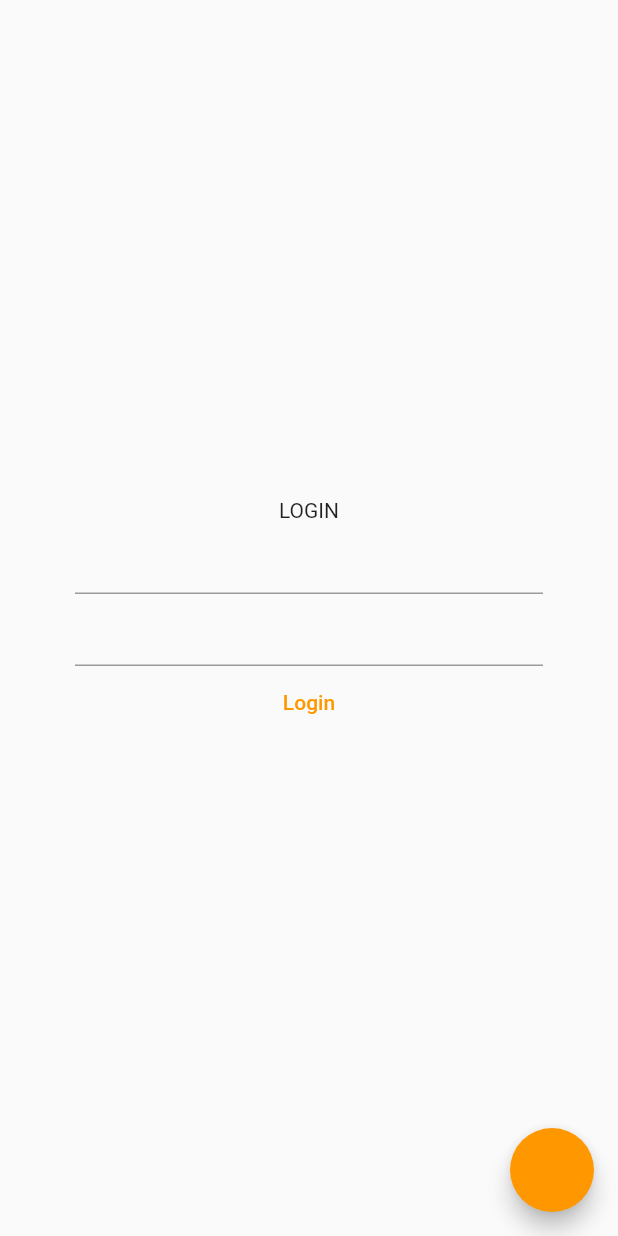
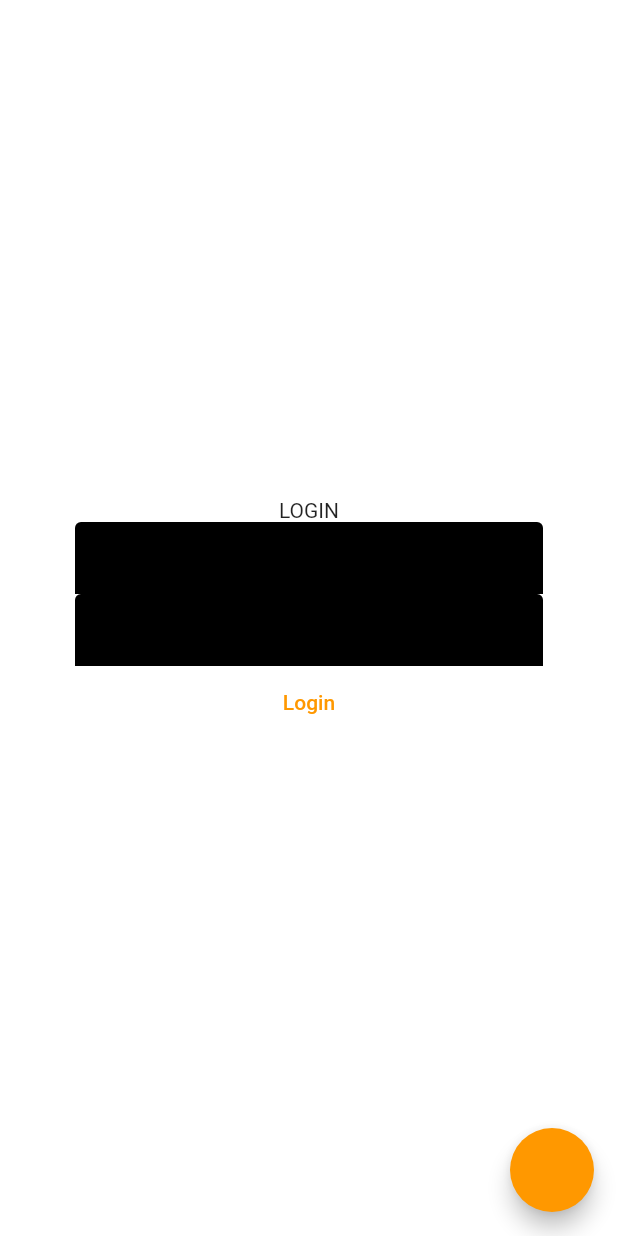
Before and after one commit to mohamed97alsaee/byte_games, a Flutter app: the screen it shows after launch, on a phone screen of 412 x 824 dp. Run offline on Flutter 3.47's test engine with Material 2 defaults, Android fonts, the phone set to English and light mode, and no system bars; our stand-ins replace flutter_local_notifications, flutter_svg, google_fonts, shared_preferences; generated files the repository leaves out were written again; network calls fail; Roboto replaces fonts that are missing (Milonga).

Commit message:
local notifications added.

```diff
--- /dev/null
+++ b/lib/helpers/notifications_helper.dart
@@ -0,0 +1,80 @@
+import 'package:flutter/foundation.dart';
+import 'package:flutter_local_notifications/flutter_local_notifications.dart';
+
+// UserProvider userProvider = UserProvider();
+// WalletProvider walletProvider = WalletProvider();
+// RewardsProvider rewardsProvider = RewardsProvider();
+const AndroidNotificationChannel channel = AndroidNotificationChannel(
+  'high_importance_channel',
+  'High Importance Notifications',
+  importance: Importance.high,
+  playSound: true,
+);
+
+final FlutterLocalNotificationsPlugin flutterLocalNotificationsPlugin =
+    FlutterLocalNotificationsPlugin();
+var initializationSettingsAndroid =
+    const AndroidInitializationSettings('@mipmap/ic_launcher');
+// Future<void> firebaseMessagingBackgroundHandler(RemoteMessage message) async {
+//   await Firebase.initializeApp();
+// }
+showNotification(String title, String body) {
+  if (kDebugMode) {
+    print("NOTIFICATION TITLE IS : $title");
+  }
+  flutterLocalNotificationsPlugin.show(
+      1,
+      title,
+      body,
+      NotificationDetails(
+        android: AndroidNotificationDetails(
+          channel.id,
+          channel.name,
+          // AndroidInitializationSettings('@mipmap/ic_launcher');
+
+          // channel.description,
+          icon: '@mipmap/ic_launcher',
+          playSound: true,
+          enableVibration: true,
+          importance: Importance.max,
+          priority: Priority.high,
+        ),
+        // iOS:
+      ));
+}
+
+// onMessageListen(BuildContext context) {
+//   FirebaseMessaging.onMessage.listen((RemoteMessage message) {
+//     RemoteNotification? notification = message.notification;
+//     AndroidNotification? android = message.notification?.android;
+
+//     if (notification != null && android != null) {
+//       WidgetsBinding.instance.addPostFrameCallback((timeStamp) {
+//         // Provider.of<NotificationsProvider>(context, listen: false)
+//         //     .makeHaveUnread();
+//         flutterLocalNotificationsPlugin.show(
+//             1,
+//             "Byte Games",
+//             notification.body,
+//             NotificationDetails(
+//               android: AndroidNotificationDetails(
+//                 channel.id,
+//                 channel.name,
+//                 // AndroidInitializationSettings('@mipmap/ic_launcher');
+
+//                 // channel.description,
+//                 icon: '@mipmap/launcher_icon',
+//                 playSound: true,
+//                 enableVibration: true,
+//                 importance: Importance.max,
+//                 priority: Priority.high,
+//               ),
+//               // iOS:
+//             ));
+
+//         showCustomFlushbar(notification.body.toString(), Colors.green,
+//             Icons.notification_add_rounded, context);
+//       });
+//     }
+//   });
+// }
--- a/lib/main.dart
+++ b/lib/main.dart
@@ -1,4 +1,6 @@
+import 'package:byte_games/helpers/notifications_helper.dart';
 import 'package:byte_games/providers/auth_provider.dart';
+import 'package:byte_games/providers/dark_mode_provider.dart';
 import 'package:byte_games/providers/games_provider.dart';
 import 'package:byte_games/screens/auth_screens/splash_screen.dart';
 import 'package:byte_games/screens/handling_screens/loading_screen.dart';
@@ -13,7 +15,12 @@ import 'package:flutter_gen/gen_l10n/app_localizations.dart';
 import 'helpers/functions_helper.dart';
 
 void main() {
-  runApp(const MyApp());
+  runApp(MultiProvider(providers: [
+    ChangeNotifierProvider<AuthProvider>(create: (context) => AuthProvider()),
+    ChangeNotifierProvider<DarkModeProvider>(
+        create: (context) => DarkModeProvider()),
+    ChangeNotifierProvider<GamesProvider>(create: (context) => GamesProvider()),
+  ], child: const MyApp()));
 }
 
 class MyApp extends StatefulWidget {
@@ -42,6 +49,7 @@ class _MyAppState extends State<MyApp> {
 
   @override
   void initState() {
+    Provider.of<DarkModeProvider>(context, listen: false).initDarkMode();
     getLocaleLang().then((value) {
       if (kDebugMode) {
         print("LOCALE IS : ${_locale!.languageCode.toString()}");
@@ -49,18 +57,23 @@ class _MyAppState extends State<MyApp> {
     });
 
     super.initState();
+    // FlutterLocalNotificationsPlugin flutterLocalNotificationsPlugin =
+    //     FlutterLocalNotificationsPlugin();
+    // var initializationSettingsAndroid = AndroidInitializationSettings(
+    //     'app_icon'); // <- default icon name is @mipmap/ic_launcher
+    // var initializationSettingsIOS = IOSInitializationSettings(
+    //     onDidReceiveLocalNotification: onDidReceiveLocalNotification);
+    // var initializationSettings = InitializationSettings(
+    //     initializationSettingsAndroid, initializationSettingsIOS);
+
+    showNotification('title', 'body');
   }
 
   @override
   Widget build(BuildContext context) {
-    return MultiProvider(
-      providers: [
-        ChangeNotifierProvider<GamesProvider>(
-            create: (context) => GamesProvider()),
-        ChangeNotifierProvider<AuthProvider>(
-            create: (context) => AuthProvider())
-      ],
-      child: MaterialApp(
+    return Consumer<DarkModeProvider>(
+        builder: (context, darkModeConsumer, child) {
+      return MaterialApp(
           locale: _locale,
           localizationsDelegates: const [
             AppLocalizations.delegate,
@@ -75,13 +88,41 @@ class _MyAppState extends State<MyApp> {
           ],
           debugShowCheckedModeBanner: false,
           theme: ThemeData(
-            primarySwatch: Colors.orange,
-            textTheme: GoogleFonts.milongaTextTheme(
-              Theme.of(context).textTheme,
-            ),
-          ),
-          home: const ScreenRouter()),
-    );
+              inputDecorationTheme: InputDecorationTheme(
+                  filled: true,
+                  fillColor:
+                      darkModeConsumer.isDark ? Colors.white60 : Colors.black),
+              iconTheme: IconThemeData(
+                  color:
+                      darkModeConsumer.isDark ? Colors.white60 : Colors.black),
+              primaryIconTheme: IconThemeData(
+                  color:
+                      darkModeConsumer.isDark ? Colors.white60 : Colors.black),
+              dividerTheme: DividerThemeData(
+                  color:
+                      darkModeConsumer.isDark ? Colors.white : Colors.black54),
+              listTileTheme: ListTileThemeData(
+                  titleTextStyle: TextStyle(
+                      color: darkModeConsumer.isDark
+                          ? Colors.white
+                          : Colors.black)),
+              drawerTheme: DrawerThemeData(
+                  backgroundColor:
+                      darkModeConsumer.isDark ? Colors.black : Colors.white),
+              appBarTheme: AppBarTheme(
+                  titleTextStyle: TextStyle(
+                      color: darkModeConsumer.isDark
+                          ? Colors.white
+                          : Colors.black),
+                  color: darkModeConsumer.isDark ? Colors.blue : Colors.orange),
+              primarySwatch: Colors.orange,
+              textTheme: GoogleFonts.milongaTextTheme(
+                Theme.of(context).textTheme,
+              ),
+              scaffoldBackgroundColor:
+                  darkModeConsumer.isDark ? Colors.black : Colors.white),
+          home: const ScreenRouter());
+    });
   }
 }
 
--- /dev/null
+++ b/lib/providers/dark_mode_provider.dart
@@ -0,0 +1,26 @@
+import 'package:flutter/foundation.dart';
+import 'package:shared_preferences/shared_preferences.dart';
+
+class DarkModeProvider with ChangeNotifier {
+  bool isDark = false;
+
+  switchMode() async {
+    SharedPreferences prefs = await SharedPreferences.getInstance();
+    isDark = !isDark;
+    prefs.setBool('isDark', isDark);
+    notifyListeners();
+  }
+
+  initDarkMode() async {
+    SharedPreferences prefs = await SharedPreferences.getInstance();
+
+    bool? mode = prefs.getBool('isDark');
+
+    if (mode != null) {
+      isDark = mode;
+    } else {
+      isDark = false;
+    }
+    notifyListeners();
+  }
+}
--- a/pubspec.yaml
+++ b/pubspec.yaml
@@ -42,6 +42,7 @@ dependencies:
   provider: ^5.0.0
   path_provider:
   shared_preferences:
+  flutter_local_notifications:
 dev_dependencies:
   flutter_test:
     sdk: flutter
```
Also changed, not shown: lib/screens/main_screens/home_screen.dart (+65 -25 lines), lib/widgets/drawer_list_tile.dart (added, +43 -0 lines), pubspec.lock, 4 other files.
